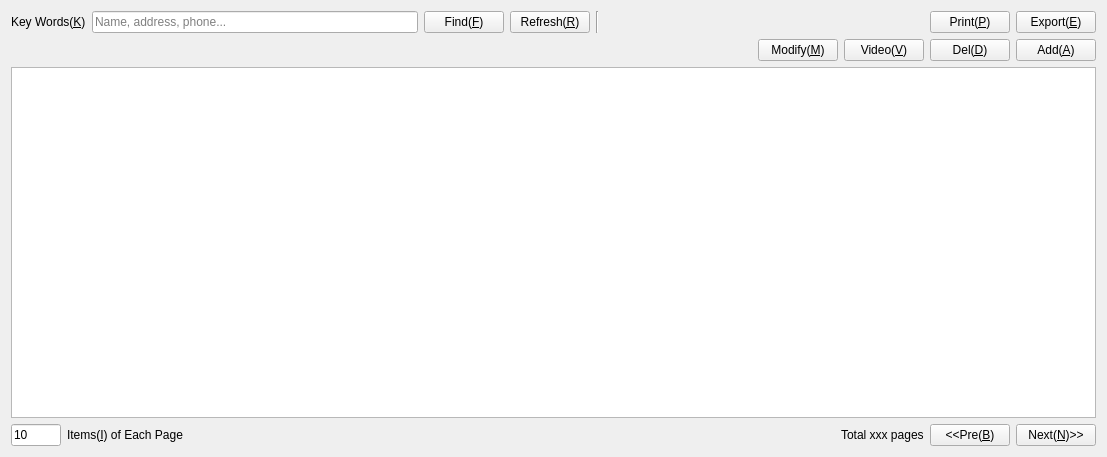
The window that regbclt/ui/MemberManageView.ui (samwellzuk/regbook) describes before a commit, drawn with Qt 5.
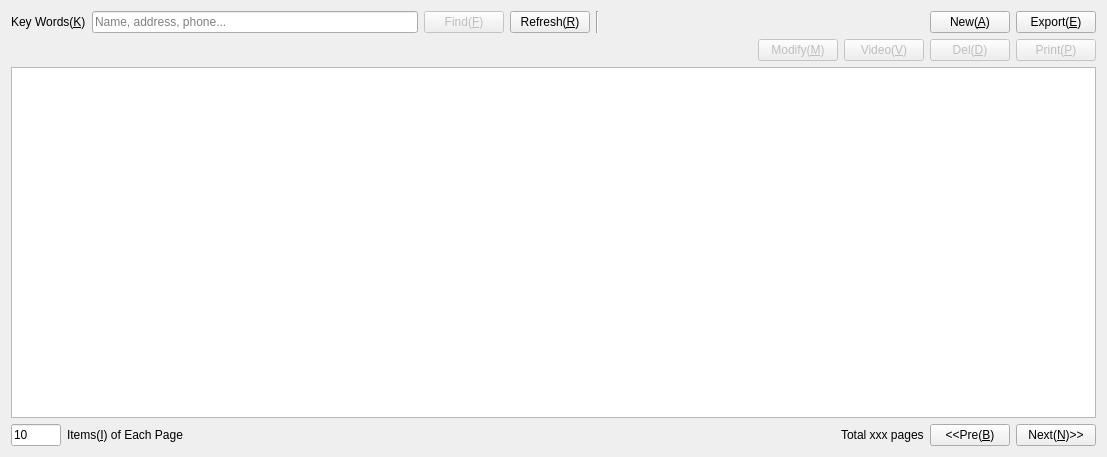
The same window after the commit.

The edit to the form file:
```diff
--- a/regbclt/ui/MemberManageView.ui
+++ b/regbclt/ui/MemberManageView.ui
@@ -35,6 +35,9 @@
      </item>
      <item>
       <widget class="QPushButton" name="findButton">
+       <property name="enabled">
+        <bool>false</bool>
+       </property>
        <property name="text">
         <string>Find(&amp;F)</string>
        </property>
@@ -68,9 +71,9 @@
       </spacer>
      </item>
      <item>
-      <widget class="QPushButton" name="printButton">
+      <widget class="QPushButton" name="addButton">
        <property name="text">
-        <string>Print(&amp;P)</string>
+        <string>New(&amp;A)</string>
        </property>
       </widget>
      </item>
@@ -100,6 +103,9 @@
      </item>
      <item>
       <widget class="QPushButton" name="modifyButton">
+       <property name="enabled">
+        <bool>false</bool>
+       </property>
        <property name="text">
         <string>Modify(&amp;M)</string>
        </property>
@@ -107,6 +113,9 @@
      </item>
      <item>
       <widget class="QPushButton" name="videoButton">
+       <property name="enabled">
+        <bool>false</bool>
+       </property>
        <property name="text">
         <string>Video(&amp;V)</string>
        </property>
@@ -114,15 +123,21 @@
      </item>
      <item>
       <widget class="QPushButton" name="delButton">
+       <property name="enabled">
+        <bool>false</bool>
+       </property>
        <property name="text">
         <string>Del(&amp;D)</string>
        </property>
       </widget>
      </item>
      <item>
-      <widget class="QPushButton" name="addButton">
+      <widget class="QPushButton" name="printButton">
+       <property name="enabled">
+        <bool>false</bool>
+       </property>
        <property name="text">
-        <string>Add(&amp;A)</string>
+        <string>Print(&amp;P)</string>
        </property>
       </widget>
      </item>
```
Left out of the diff: 12 changed lines with no effect on the pictures.
